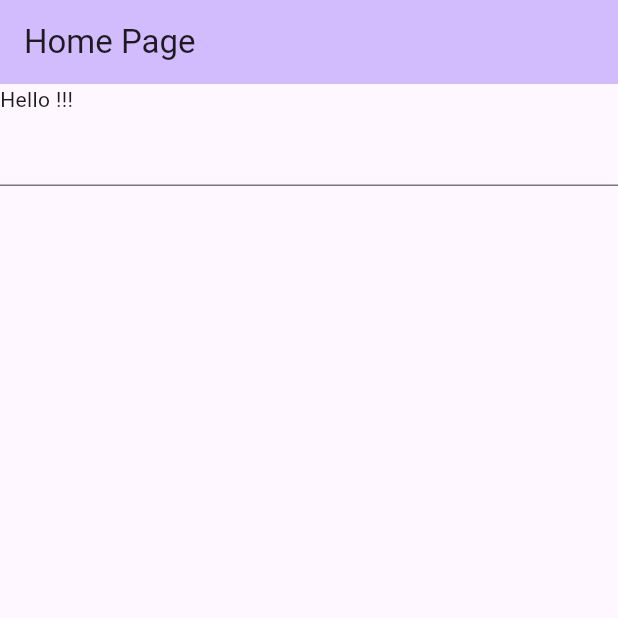
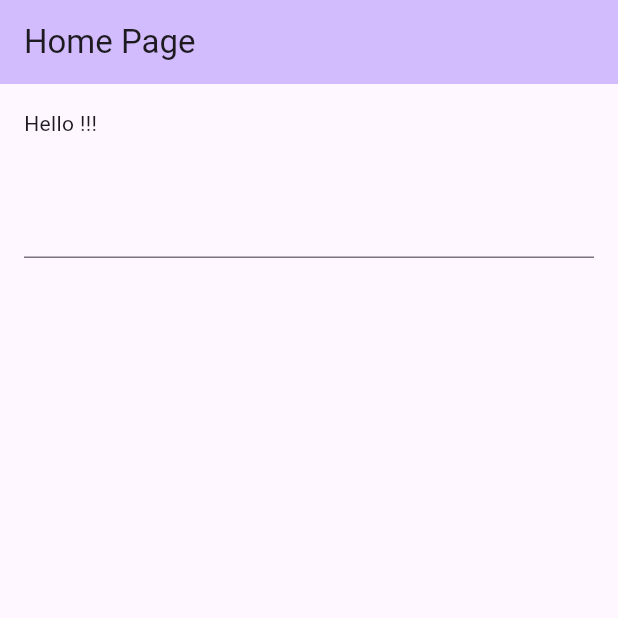
Before and after one commit to avd1729/Coffee-Masters-Flutter, a Flutter app: the screen it shows after launch, on a phone screen of 412 x 824 dp, the top half of it. Run offline on Flutter 3.47's test engine with Material 3 defaults, Android fonts, the phone set to English and light mode, and no system bars.

Commit message:
Add padding

```diff
--- a/lib/main.dart
+++ b/lib/main.dart
@@ -47,15 +47,21 @@ class _GreetState extends State<Greet> {
   Widget build(BuildContext context) {
     return Column(
       children: [
-        Row(
+        Padding(
+          padding: const EdgeInsets.all(16.0),
+          child: Row(
             children: [
               Text("Hello $name"),
               const Text("!!!"),
             ],
           ),
-        TextField(onChanged: (value) => setState(() {
+        ),
+        Padding(
+          padding: const EdgeInsets.all(16.0),
+          child: TextField(onChanged: (value) => setState(() {
             name = value;
           })),
+        ),
       ],
     );
   }
```
Lines whose indentation alone changed are shown as unchanged.
